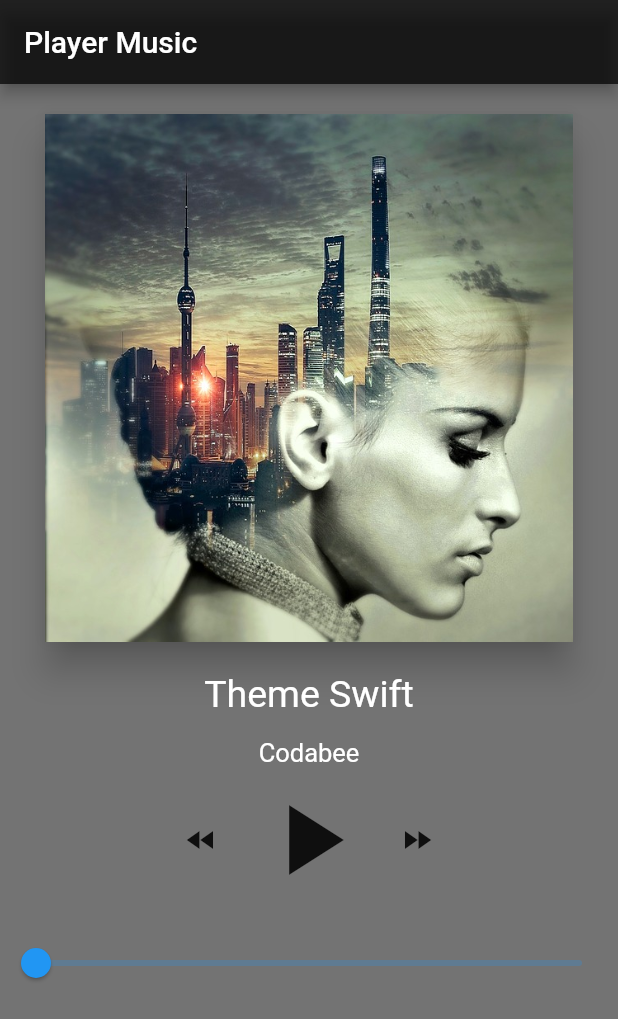
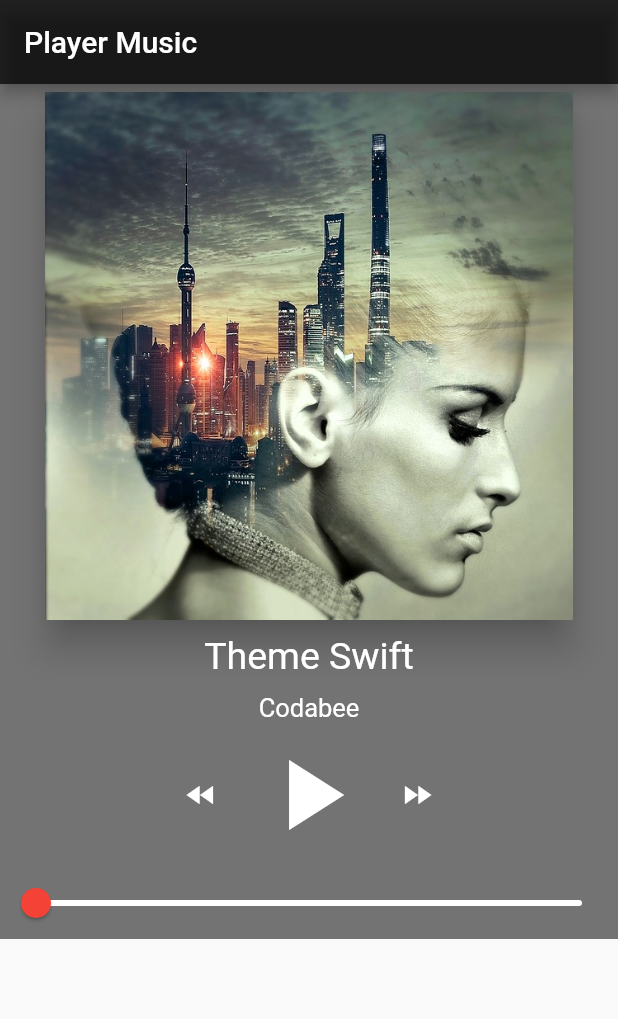
Before and after one commit to AmgiOS/PlayerFlutterApp, a Flutter app: the screen it shows after launch, after a tap on the "play arrow" icon, on a phone screen of 412 x 824 dp. Shown: the top 1019 px of the screen. Run offline on Flutter 3.47's test engine with Material 2 defaults, Android fonts, the phone set to English and light mode, and no system bars.

Commit message:
set method to instance icon button with parameters and fix bottom overflowed

```diff
--- a/lib/main.dart
+++ b/lib/main.dart
@@ -26,14 +26,17 @@ class Player extends StatefulWidget {
 
 class _Player extends State<Player> {
 
-  // Properties
+  // Private Properties
 
   List<Music> songList = [
     Music("Theme Swift", "Codabee", "assets/un.jpg", "https://codabee.com/wp-content/uploads/2018/06/un.mp3"),
-    Music("Second Theme", "Eikichi", "assets/deux.jpg", "https://codabee.com/wp-content/uploads/2018/06/deux.mp3")
+    Music("mets le shit dans l'ocb", "Eikichi", "assets/deux.jpg", "https://codabee.com/wp-content/uploads/2018/06/deux.mp3")
   ];
 
   Music currentMusic;
+  double position = 0.0;
+
+  // InitState
 
   @override
   void initState() {
@@ -49,61 +52,55 @@ class _Player extends State<Player> {
         backgroundColor: Colors.black87,
         centerTitle: false,
       ),
+      resizeToAvoidBottomPadding: false,
       body: Container(
         decoration: BoxDecoration(
             color: Colors.black54
         ),
-        child: Center(
+        child: SingleChildScrollView(
           child: Column(
             children: [
               Card(
                 color: Colors.transparent,
                 elevation: 10.0,
-                margin: EdgeInsets.only(top: 20.0, left: 30.0, right: 30.0),
-                child: Image.asset('assets/un.jpg',
-                    fit: BoxFit.fitHeight),
+                margin: EdgeInsets.only(top: 5.0, left: 30.0, right: 30.0),
+                child: Image.asset(currentMusic.imagePath,
+                    fit: BoxFit.cover),
               ),
               Container(
-                margin: EdgeInsets.only(top: 20.0),
+                margin: EdgeInsets.only(top: 10.0),
                 child: setText(currentMusic.title, 25.0),
               ),
               Container(
-                margin: EdgeInsets.only(top: 15.0),
+                margin: EdgeInsets.only(top: 10.0),
                 child: setText(currentMusic.artist, 17.0),
               ),
               Row(
                 mainAxisAlignment: MainAxisAlignment.center,
                 children: [
-                  IconButton(
-                    icon: Icon(Icons.fast_rewind),
-                    onPressed: () {
-                    },
-                  ),
-                  IconButton(
-                    icon: Icon(Icons.play_arrow),
-                    iconSize: 80.0,
-                    onPressed: () {
-
-                    },
-                  ),
-                  IconButton(
-                    icon: Icon(Icons.fast_forward),
-                    onPressed: () {
-
-                    },
-                  ),
+                  setIconButton(Icons.fast_rewind, () {
+                    print('rewind');
+                  }),
+                  setIconButton(Icons.play_arrow, () {
+                    print('play');
+                  }, iconSize: 80.0),
+                  setIconButton(Icons.fast_forward, () {
+                    print("forward");
+                  }),
                 ],
               ),
-              Container(
-                margin: EdgeInsets.only(top: 10.0),
-                child: Slider(
-                  value: 0.0,
-                  max: 100.0,
-                  mouseCursor: MouseCursor.defer, onChanged: (double value) {
-
+              Slider(
+                value: 0.0,
+                min: 0.0,
+                max: 30.0,
+                inactiveColor: Colors.white,
+                activeColor: Colors.red,
+                onChanged: (double d) {
+                  setState(() {
+                    position = d;
+                  });
                 },
-                ),
-              )
+              ),
             ],
           ),
         ),
@@ -111,6 +108,7 @@ class _Player extends State<Player> {
     );
   }
 
+  // Public Methods
   Text setText(String title, double fontSize) {
     return Text(
       title,
@@ -120,4 +118,13 @@ class _Player extends State<Player> {
       ),
     );
   }
+
+  IconButton setIconButton(IconData icon, VoidCallback onPressed ,{double iconSize = 24.0}) {
+    return IconButton(
+      icon: Icon(icon),
+      color: Colors.white,
+      iconSize: iconSize,
+      onPressed: onPressed,
+    );
+  }
 }
```
